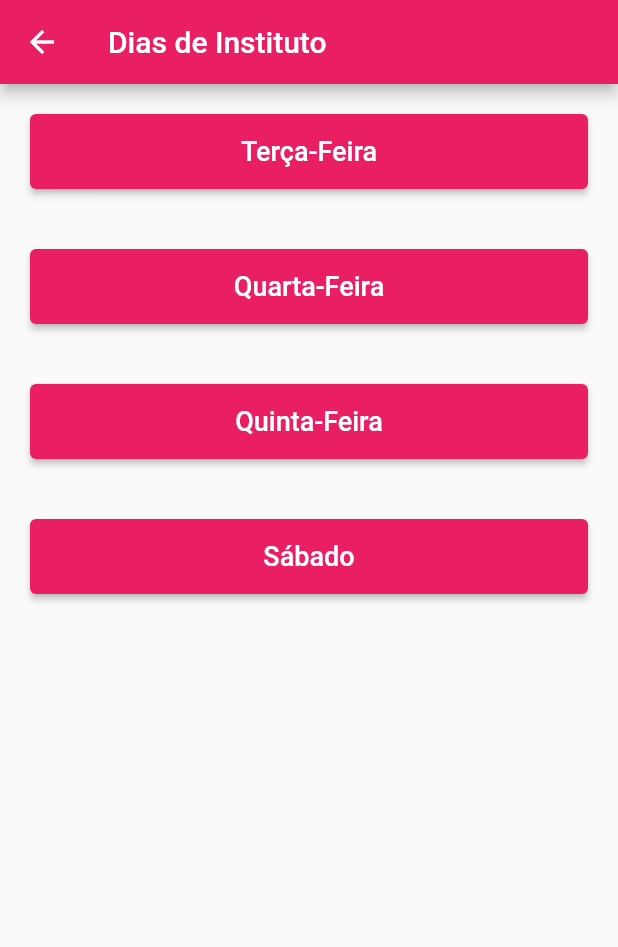
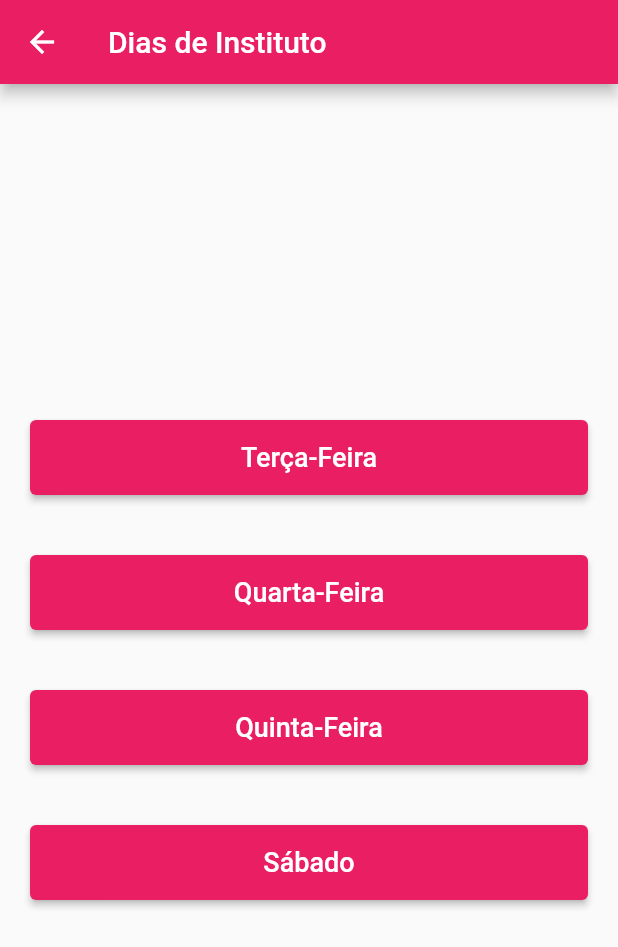
Before and after one commit to KeysiJones/instituto-helper-flutter, a Flutter app: the screen it shows after launch, after a tap on "Aulas do Instituto", on a phone screen of 412 x 824 dp. Shown: the top 947 px of the screen. Run offline on Flutter 3.47's test engine with Material 2 defaults, Android fonts, the light colour scheme and no system bars; our stand-ins replace fluttertoast; missing offline and left inert: intent.

Commit message:
fix: centraliza telas

```diff
--- a/lib/DiasDaSemana/AulasQuarta.dart
+++ b/lib/DiasDaSemana/AulasQuarta.dart
@@ -16,8 +16,8 @@ class AulasQuarta extends StatelessWidget {
         appBar: AppBar(
           title: Text("Aulas de quarta"),
         ),
-        body: SingleChildScrollView(
-          child: Center(
+        body: Center(
+          child: SingleChildScrollView(
             child: Column(
               mainAxisAlignment: MainAxisAlignment.center,
               //crossAxisAlignment: CrossAxisAlignment.center,
--- a/lib/DiasDaSemana/AulasQuinta.dart
+++ b/lib/DiasDaSemana/AulasQuinta.dart
@@ -16,8 +16,8 @@ class AulasQuinta extends StatelessWidget {
         appBar: AppBar(
           title: Text("Aulas de quinta"),
         ),
-        body: SingleChildScrollView(
-          child: Center(
+        body: Center(
+          child: SingleChildScrollView(
             child: Column(
               mainAxisAlignment: MainAxisAlignment.center,
               //crossAxisAlignment: CrossAxisAlignment.center,
--- a/lib/DiasDaSemana/AulasSabado.dart
+++ b/lib/DiasDaSemana/AulasSabado.dart
@@ -16,8 +16,8 @@ class AulasSabado extends StatelessWidget {
         appBar: AppBar(
           title: Text("Aulas de sábado"),
         ),
-        body: SingleChildScrollView(
-          child: Center(
+        body: Center(
+          child: SingleChildScrollView(
             child: Column(
               mainAxisAlignment: MainAxisAlignment.center,
               //crossAxisAlignment: CrossAxisAlignment.center,
--- a/lib/DiasDaSemana/AulasTerca.dart
+++ b/lib/DiasDaSemana/AulasTerca.dart
@@ -17,8 +17,8 @@ class AulasTerca extends StatelessWidget {
         appBar: AppBar(
           title: Text("Aulas de terça"),
         ),
-        body: SingleChildScrollView(
-          child: Center(
+        body: Center(
+          child: SingleChildScrollView(
             child: Column(
               mainAxisAlignment: MainAxisAlignment.center,
               //crossAxisAlignment: CrossAxisAlignment.center,
--- a/lib/dias_semana_widget.dart
+++ b/lib/dias_semana_widget.dart
@@ -13,8 +13,8 @@ class DiasSemana extends StatelessWidget {
         appBar: AppBar(
           title: Text("Dias de Instituto"),
         ),
-        body: SingleChildScrollView(
-          child: Center(
+        body: Center(
+          child: SingleChildScrollView(
             child: Column(
               mainAxisAlignment: MainAxisAlignment.center,
               //crossAxisAlignment: CrossAxisAlignment.center,
--- a/lib/main.dart
+++ b/lib/main.dart
@@ -80,11 +80,13 @@ class _MyHomePageState extends State<MyHomePage> {
         // the App.build method, and use it to set our appbar title.
         title: Center(child: Text(widget.title)),
       ),
-      body: SingleChildScrollView(
-          child: Center(
-        // Center is a layout widget. It takes a single child and positions it
-        // in the middle of the parent.
+      body: Center(
+          // Center is a layout widget. It takes a single child and positions it
+          // in the middle of the parent.
+          child: SingleChildScrollView(
         child: Column(
+          mainAxisAlignment: MainAxisAlignment.center,
+          crossAxisAlignment: CrossAxisAlignment.center,
           // Column is also a layout widget. It takes a list of children and
           // arranges them vertically. By default, it sizes itself to fit its
           // children horizontally, and tries to be as tall as its parent.
@@ -99,7 +101,6 @@ class _MyHomePageState extends State<MyHomePage> {
           // center the children vertically; the main axis here is the vertical
           // axis because Columns are vertical (the cross axis would be
           // horizontal).
-          mainAxisAlignment: MainAxisAlignment.center,
           children: <Widget>[
             Container(
                 width: double.infinity,
@@ -151,8 +152,8 @@ class _MyHomePageState extends State<MyHomePage> {
               msg: '"Faça do Instituto uma prioridade"\n - Thomas S. Monson',
               toastLength: Toast.LENGTH_LONG,
               gravity: ToastGravity.BOTTOM,
-              backgroundColor: Colors.teal,
-              textColor: Colors.black);
+              backgroundColor: Colors.pink,
+              textColor: Colors.white);
         },
         tooltip: 'Especial',
         child: Icon(Icons.sentiment_very_satisfied),
```
